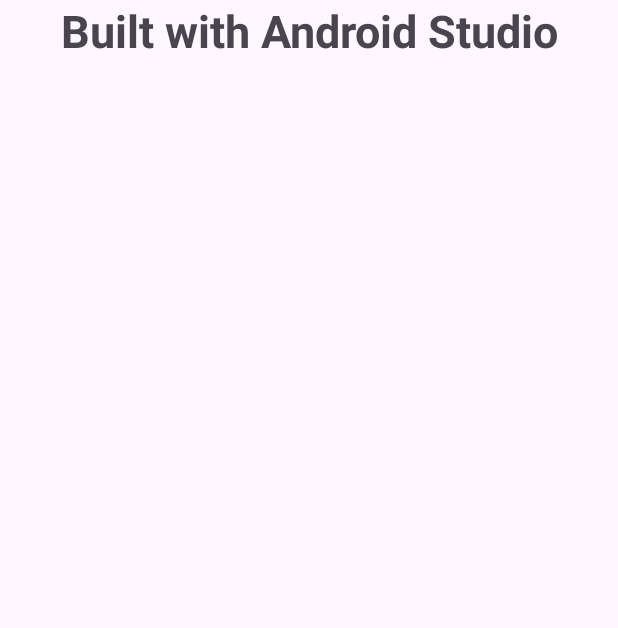
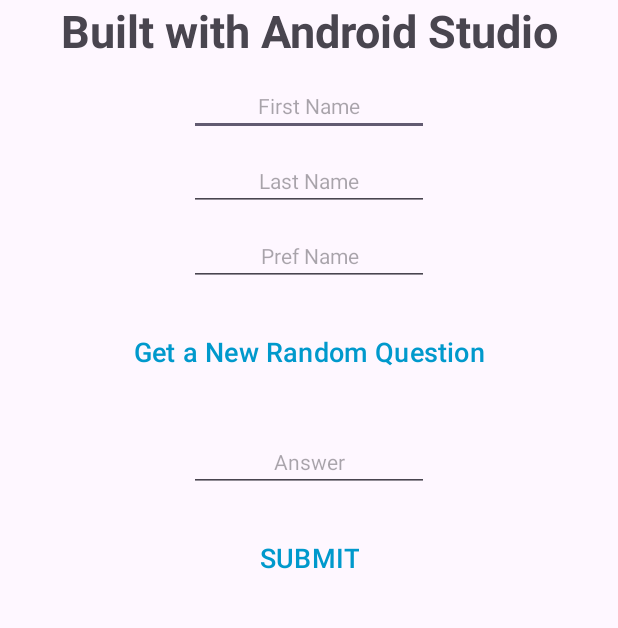
Before and after one commit to Nehavontari/Icebreaker-Neha-F24, an Android app: the screen it shows after launch (MainActivity), on a phone screen of 412 x 824 dp, the part 336-964 px from its top. Run offline under Robolectric (Android 15) with nearby library versions, the phone set to English and light mode, and no system bars.

Commit message:
Added edit text fields for first, last, pref

```diff
--- a/app/src/main/res/layout/activity_main.xml
+++ b/app/src/main/res/layout/activity_main.xml
@@ -8,18 +8,124 @@
     android:layout_height="match_parent"
     tools:context=".MainActivity">
 
-    <TextView    android:layout_marginTop="170sp"
-        android:id="@+id/Header1"    android:layout_width="wrap_content"
-        android:layout_height="wrap_content"    android:text="@string/Header1"
-        android:textAlignment="center"    android:textSize="40sp"
-        android:textStyle="bold"    app:layout_constraintEnd_toEndOf="parent"
-        app:layout_constraintStart_toStartOf="parent"    app:layout_constraintTop_toTopOf="parent" />
     <TextView
-        android:id="@+id/Header2"    android:layout_width="wrap_content"
-        android:layout_height="wrap_content"    android:text="@string/Header2"
-        android:textAlignment="center"    android:textSize="30sp"
-        android:textStyle="bold"    app:layout_constraintEnd_toEndOf="parent"
-        app:layout_constraintStart_toStartOf="parent"    app:layout_constraintTop_toBottomOf="@id/Header1"
+        android:layout_marginTop="170sp"
+        android:id="@+id/Header1"
+        android:layout_width="wrap_content"
+        android:layout_height="wrap_content"
+        android:text="@string/Header1"
+        android:textAlignment="center"
+        android:textSize="40sp"
+        android:textStyle="bold"
+        app:layout_constraintEnd_toEndOf="parent"
+        app:layout_constraintStart_toStartOf="parent"
+        app:layout_constraintTop_toTopOf="parent" />
+
+    <TextView
+        android:id="@+id/Header2"
+        android:layout_width="wrap_content"
+        android:layout_height="wrap_content"
+        android:text="@string/Header2"
+        android:textAlignment="center"
+        android:textSize="30sp"
+        android:textStyle="bold"
+        app:layout_constraintEnd_toEndOf="parent"
+        app:layout_constraintStart_toStartOf="parent"
+        app:layout_constraintTop_toBottomOf="@id/Header1"
         />
 
+    <EditText
+        android:id="@+id/txtFirstName"
+        android:layout_width="wrap_content"
+        android:layout_height="wrap_content"
+        android:layout_marginTop="10sp"
+        android:ems="10"
+        android:hint="@string/txt_first_name"
+        android:inputType="text"
+        android:textAlignment="center"
+        android:textSize="14sp"
+        app:layout_constraintEnd_toEndOf="parent"
+        app:layout_constraintStart_toStartOf="parent"
+        app:layout_constraintTop_toBottomOf="@+id/Header2" />
+
+    <EditText
+        android:id="@+id/txtLastName"
+        android:layout_width="wrap_content"
+        android:layout_height="wrap_content"
+        android:layout_marginTop="10sp"
+        android:ems="10"
+        android:hint="@string/txt_last_name"
+        android:inputType="text"
+        android:textAlignment="center"
+        android:textSize="14sp"
+        app:layout_constraintEnd_toEndOf="parent"
+        app:layout_constraintStart_toStartOf="parent"
+        app:layout_constraintTop_toBottomOf="@+id/txtFirstName" />
+
+    <EditText
+        android:id="@+id/txtPrefName"
+        android:layout_width="wrap_content"
+        android:layout_height="wrap_content"
+        android:layout_marginTop="10sp"
+        android:ems="10"
+        android:hint="@string/txt_pref_name"
+        android:inputType="text"
+        android:textAlignment="center"
+        android:textSize="14sp"
+        app:layout_constraintEnd_toEndOf="parent"
+        app:layout_constraintStart_toStartOf="parent"
+        app:layout_constraintTop_toBottomOf="@+id/txtLastName" />
+
+    <Button
+        android:id="@+id/btnSetRandomQuestion"
+        android:layout_width="wrap_content"
+        android:layout_height="wrap_content"
+        android:layout_marginTop="20sp"
+        android:backgroundTint="@android:color/transparent"
+        android:text="Get a New Random Question"
+        android:textAlignment="center"
+        android:textColor="@android:color/holo_blue_dark"
+        android:textSize="18sp"
+        app:layout_constraintEnd_toEndOf="parent"
+        app:layout_constraintStart_toStartOf="parent"
+        app:layout_constraintTop_toBottomOf="@id/txtPrefName" />
+
+    <TextView
+        android:id="@+id/txtQuestion"
+        android:layout_width="wrap_content"
+        android:layout_height="wrap_content"
+        tools:text="what is your favorite flavour of ice cream?"
+        android:textAlignment="center"
+        app:layout_constraintEnd_toEndOf="parent"
+        app:layout_constraintStart_toStartOf="parent"
+        app:layout_constraintTop_toBottomOf="@id/btnSetRandomQuestion" />
+
+    <EditText
+        android:id="@+id/txtAnswer"
+        android:layout_width="wrap_content"
+        android:layout_height="wrap_content"
+        android:layout_marginTop="10sp"
+        android:ems="10"
+        android:hint="Answer"
+        android:inputType="text"
+        android:textAlignment="center"
+        android:textSize="14sp"
+        app:layout_constraintEnd_toEndOf="parent"
+        app:layout_constraintStart_toStartOf="parent"
+        app:layout_constraintTop_toBottomOf="@+id/txtQuestion"/>
+
+    <Button
+        android:id="@+id/btnSubmit"
+        android:layout_width="wrap_content"
+        android:layout_height="wrap_content"
+        android:layout_marginTop="20sp"
+        android:backgroundTint="@android:color/transparent"
+        android:text="SUBMIT"
+        android:textAlignment="center"
+        android:textColor="@android:color/holo_blue_dark"
+        android:textSize="18sp"
+        app:layout_constraintEnd_toEndOf="parent"
+        app:layout_constraintStart_toStartOf="parent"
+        app:layout_constraintTop_toBottomOf="@id/txtAnswer"    />
+
   </androidx.constraintlayout.widget.ConstraintLayout>
--- a/app/src/main/res/values/strings.xml
+++ b/app/src/main/res/values/strings.xml
@@ -1,5 +1,5 @@
 <resources>
-    <string name="app_name">Icebreaker-Sushanth-F24</string>
+    <string name="app_name">Icebreaker-NehaF24</string>
     <string name="Header2">Built with Android Studio</string>
     <string name="Header1">Icebreaker</string>
     <string name="txt_first_name">First Name</string>
```
